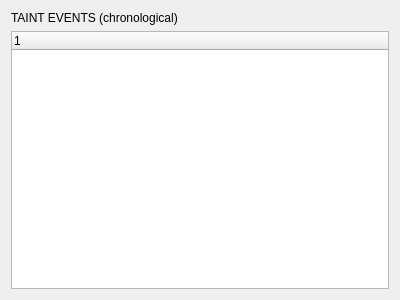
Before: the Qt Designer form src/GUI/PinTracerUI/forms/TaintEventsWidget.ui in h3xduck/TaintBlade, drawn with Qt 5.
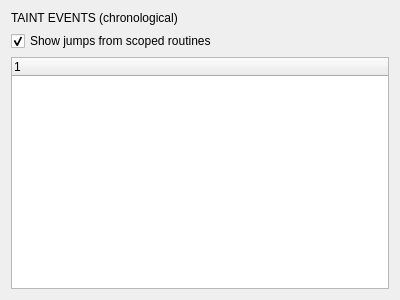
After: the same form once the commit is applied.

Commit message: Fixed bugs showing routine names at taint events widget

Diff of the .ui file:
```diff
--- a/src/GUI/PinTracerUI/forms/TaintEventsWidget.ui
+++ b/src/GUI/PinTracerUI/forms/TaintEventsWidget.ui
@@ -22,7 +22,23 @@
     </widget>
    </item>
    <item>
-    <widget class="QTreeWidget" name="treeWidget"/>
+    <widget class="QCheckBox" name="checkBox">
+     <property name="text">
+      <string>Show jumps from scoped routines</string>
+     </property>
+     <property name="checked">
+      <bool>true</bool>
+     </property>
+    </widget>
+   </item>
+   <item>
+    <widget class="QTreeWidget" name="treeWidget">
+     <column>
+      <property name="text">
+       <string notr="true">1</string>
+      </property>
+     </column>
+    </widget>
    </item>
   </layout>
  </widget>
```
The commit also changes 20 other files.
